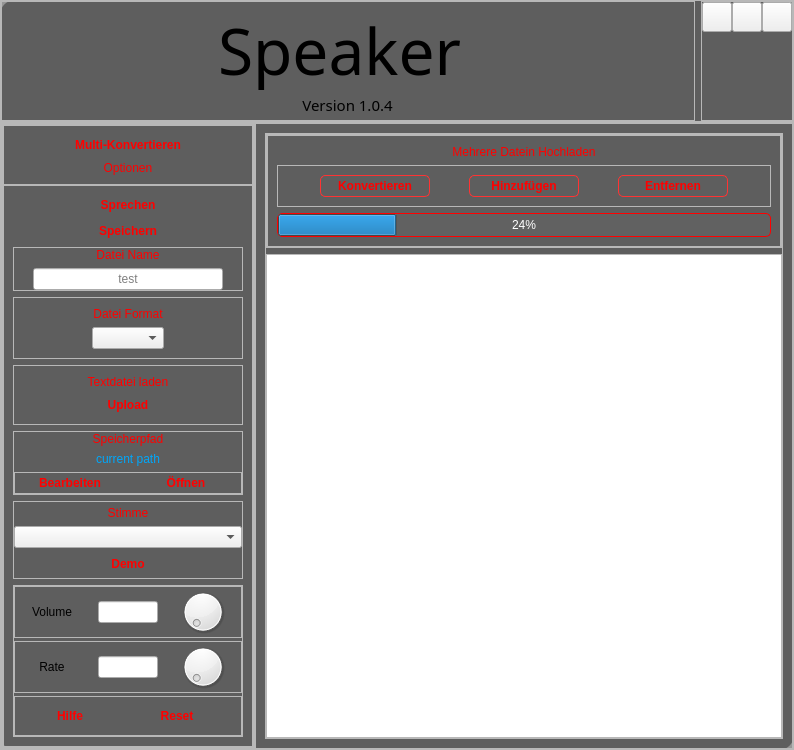
The window that src/mainwindow.ui (sera619/Speaker-TTS-Offline) describes before a commit, drawn with Qt 5.
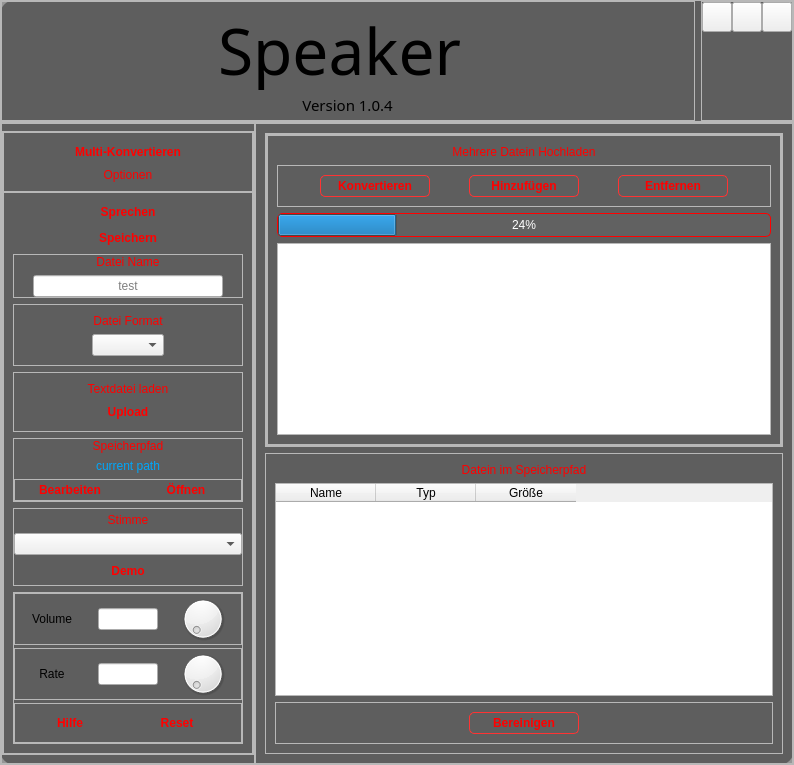
The same window after the commit. The open tabs and pages were chosen to show the change. Icons and pictures are not drawn.

```diff
--- a/src/mainwindow.ui
+++ b/src/mainwindow.ui
@@ -7,7 +7,7 @@
     <x>0</x>
     <y>0</y>
     <width>794</width>
-    <height>745</height>
+    <height>765</height>
    </rect>
   </property>
   <property name="windowTitle">
@@ -1258,6 +1258,34 @@
              </layout>
             </widget>
             <widget class="QWidget" name="multiKonvertPage">
+             <property name="styleSheet">
+              <string notr="true"> QPushButton {
+		background-color:none;
+                border: 1px solid #ff3333;
+				
+	color: rgb(255, 0, 0);
+			padding:3 15;
+                border-radius: 5px;
+                font-weight: bold;
+            }
+            QPushButton:hover {
+              		background-color:qlineargradient(x1:0, y1:0, x2:1, y2:0,
+    	stop: 1 #C0392B,                              
+		stop: 0 #E74C3C );
+color:white;
+            }
+            QPushButton:pressed {
+                background-color:qlineargradient(x1:0, y1:0, x2:1, y2:0,
+    	stop: 0 #C0392B,                              
+		stop: 1 #E74C3C );
+	color:white;            
+}
+ QPushButton:disabled {
+        background-color: none;
+        border-color: #aaaaaa;
+        color: #666666;
+    }</string>
+             </property>
              <layout class="QVBoxLayout" name="verticalLayout_16">
               <item>
                <widget class="QFrame" name="frame_9">
@@ -1456,14 +1484,118 @@
                          </property>
                         </widget>
                        </item>
+                       <item>
+                        <widget class="QListWidget" name="filelistView"/>
+                       </item>
                       </layout>
                      </widget>
                     </item>
                    </layout>
                   </widget>
                  </item>
+                </layout>
+               </widget>
+              </item>
+              <item>
+               <widget class="QFrame" name="frame_20">
+                <property name="frameShape">
+                 <enum>QFrame::StyledPanel</enum>
+                </property>
+                <property name="frameShadow">
+                 <enum>QFrame::Raised</enum>
+                </property>
+                <layout class="QVBoxLayout" name="verticalLayout_21">
                  <item>
-                  <widget class="QListWidget" name="filelistView"/>
+                  <widget class="QLabel" name="label_9">
+                   <property name="styleSheet">
+                    <string notr="true">QLabel {
+	font: 12pt &quot;Terminator Two&quot;;
+	color: rgb(255, 0, 0)
+}</string>
+                   </property>
+                   <property name="text">
+                    <string>Datein im Speicherpfad</string>
+                   </property>
+                   <property name="alignment">
+                    <set>Qt::AlignCenter</set>
+                   </property>
+                  </widget>
+                 </item>
+                 <item>
+                  <widget class="QTableWidget" name="dataTableWidget">
+                   <property name="sizeAdjustPolicy">
+                    <enum>QAbstractScrollArea::AdjustToContentsOnFirstShow</enum>
+                   </property>
+                   <property name="alternatingRowColors">
+                    <bool>true</bool>
+                   </property>
+                   <property name="selectionBehavior">
+                    <enum>QAbstractItemView::SelectRows</enum>
+                   </property>
+                   <property name="textElideMode">
+                    <enum>Qt::ElideMiddle</enum>
+                   </property>
+                   <property name="wordWrap">
+                    <bool>true</bool>
+                   </property>
+                   <property name="columnCount">
+                    <number>3</number>
+                   </property>
+                   <attribute name="horizontalHeaderCascadingSectionResizes">
+                    <bool>false</bool>
+                   </attribute>
+                   <attribute name="horizontalHeaderMinimumSectionSize">
+                    <number>57</number>
+                   </attribute>
+                   <attribute name="horizontalHeaderStretchLastSection">
+                    <bool>false</bool>
+                   </attribute>
+                   <column>
+                    <property name="text">
+                     <string>Name</string>
+                    </property>
+                   </column>
+                   <column>
+                    <property name="text">
+                     <string>Typ</string>
+                    </property>
+                   </column>
+                   <column>
+                    <property name="text">
+                     <string>Größe</string>
+                    </property>
+                    <property name="font">
+                     <font>
+                      <kerning>true</kerning>
+                     </font>
+                    </property>
+                   </column>
+                  </widget>
+                 </item>
+                 <item>
+                  <widget class="QFrame" name="frame_21">
+                   <property name="frameShape">
+                    <enum>QFrame::StyledPanel</enum>
+                   </property>
+                   <property name="frameShadow">
+                    <enum>QFrame::Raised</enum>
+                   </property>
+                   <layout class="QHBoxLayout" name="horizontalLayout_12">
+                    <item alignment="Qt::AlignHCenter">
+                     <widget class="QPushButton" name="clearOutputBtn">
+                      <property name="minimumSize">
+                       <size>
+                        <width>110</width>
+                        <height>0</height>
+                       </size>
+                      </property>
+                      <property name="text">
+                       <string>Bereinigen</string>
+                      </property>
+                     </widget>
+                    </item>
+                   </layout>
+                  </widget>
                  </item>
                 </layout>
                </widget>
```
Left out of the diff: 5 changed lines with no effect on the pictures.
